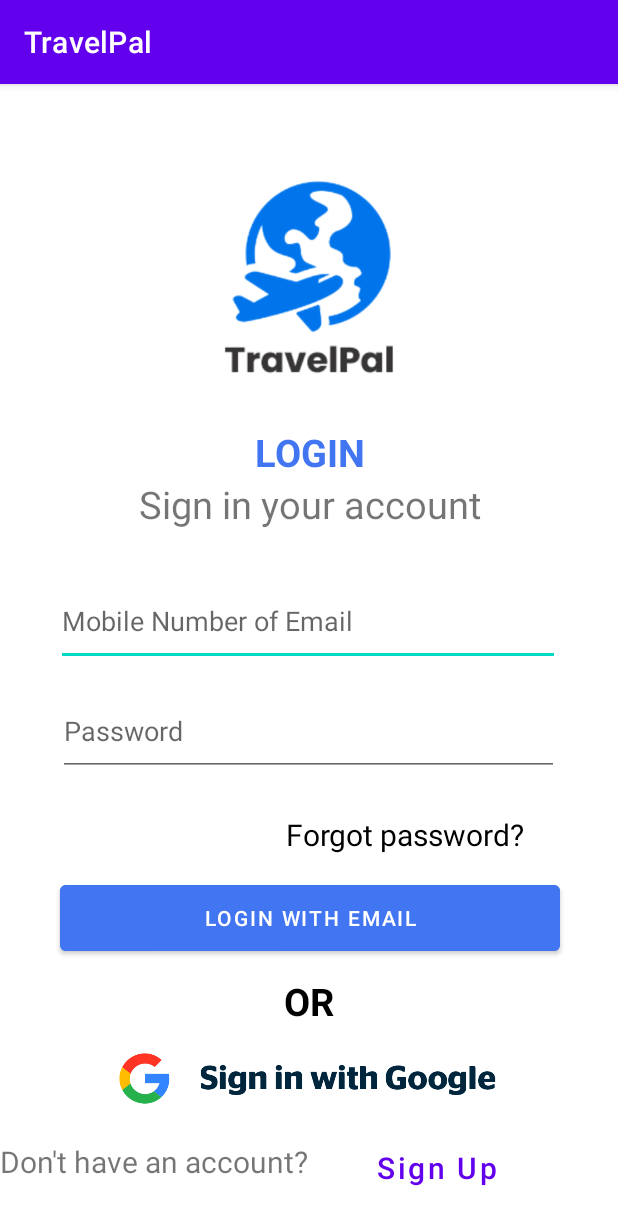
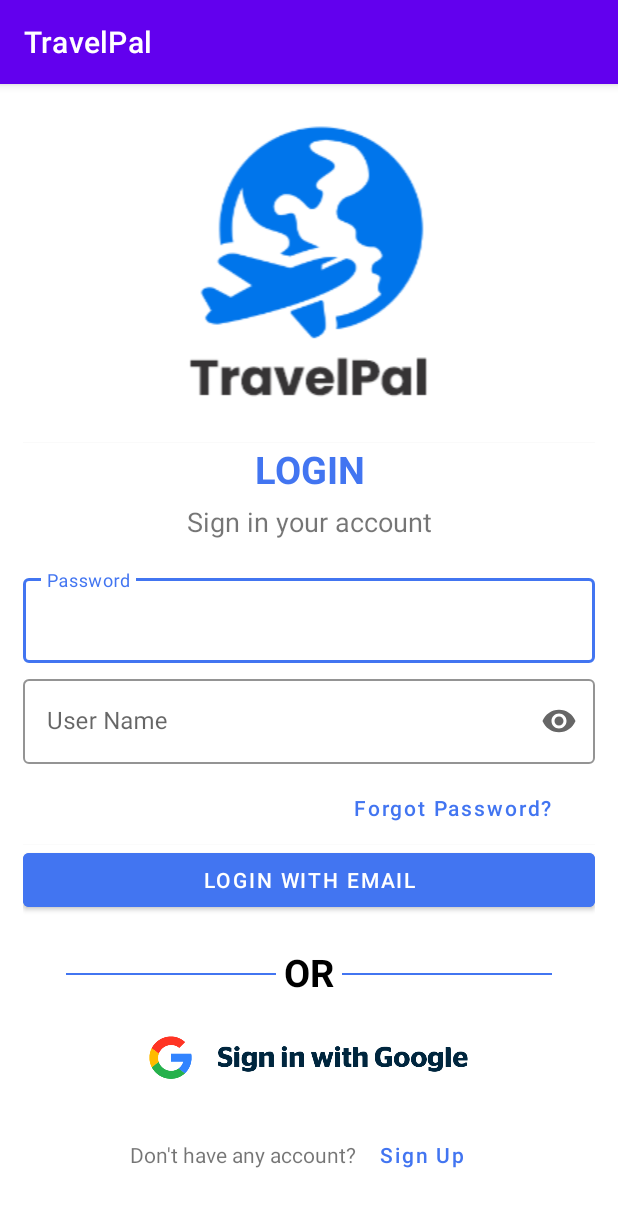
Before and after one commit to vishkalsi/TravelPal, an Android app: the Login screen opened directly, with no data from a screen before it, on a phone screen of 412 x 824 dp. Shown: the top 1225 px of the screen. Run offline under Robolectric (Android 15) with nearby library versions, the phone set to English and light mode, and no system bars.

Commit message:
Login Ui Modified

```diff
--- a/app/src/main/java/com/example/travelpal/Login.java
+++ b/app/src/main/java/com/example/travelpal/Login.java
@@ -15,22 +15,22 @@ public class Login extends AppCompatActivity {
         super.onCreate(savedInstanceState);
         setContentView(R.layout.activity_login);
 
-        TextView textUsername = (TextView) findViewById(R.id.textUsername);
-        TextView textPassword = (TextView) findViewById(R.id.textPassword);
+       // TextView textUsername = (TextView) findViewById(R.id.textUsername);
+        //TextView textPassword = (TextView) findViewById(R.id.textPassword);
 
-        Button loginBtn = (Button) findViewById(R.id.loginBtn);
-
-        loginBtn.setOnClickListener(new View.OnClickListener(){
-
-            @Override
-            public void onClick(View view) {
-                if(textUsername.getText().toString().equals("admin") && textPassword.getText().toString().equals("admin")) {
-                    Toast.makeText(Login.this, "Login Successful", Toast.LENGTH_SHORT).show();
-                } else {
-                    Toast.makeText(Login.this, "Login Failed !!!", Toast.LENGTH_SHORT).show();
-                }
-            }
-        });
+//        Button loginBtn = (Button) findViewById(R.id.loginBtn);
+//
+//        loginBtn.setOnClickListener(new View.OnClickListener(){
+//
+//            @Override
+//            public void onClick(View view) {
+//                if(textUsername.getText().toString().equals("admin") && textPassword.getText().toString().equals("admin")) {
+//                    Toast.makeText(Login.this, "Login Successful", Toast.LENGTH_SHORT).show();
+//                } else {
+//                    Toast.makeText(Login.this, "Login Failed !!!", Toast.LENGTH_SHORT).show();
+//                }
+//            }
+//        });
 
     }
 
--- a/app/src/main/java/com/example/travelpal/RegisterUser.java
+++ b/app/src/main/java/com/example/travelpal/RegisterUser.java
@@ -60,7 +60,6 @@ public class RegisterUser extends AppCompatActivity {
                 if(!ValidateFirstName(first_name) | !ValidateLastName(last_name) | !ValidateEmail(email) | !ValidatePassword(password) )
                 {
                 return;
-
                 }
                 else
                 {
--- a/app/src/main/res/layout/activity_login.xml
+++ b/app/src/main/res/layout/activity_login.xml
@@ -7,182 +7,184 @@
     tools:context=".MainActivity"
     tools:ignore="ExtraText">
 
-
-    <ImageView
-        android:id="@+id/imgThumbnail"
-        android:layout_width="211dp"
-        android:layout_height="138dp"
-        android:src="@drawable/logo_blue"
+    <ScrollView
+        android:layout_width="match_parent"
+        android:layout_height="match_parent"
         app:layout_constraintBottom_toBottomOf="parent"
         app:layout_constraintEnd_toEndOf="parent"
         app:layout_constraintStart_toStartOf="parent"
-        app:layout_constraintTop_toTopOf="parent"
-        app:layout_constraintVertical_bias="0.099"
-        tools:ignore="MissingConstraints"/>
+        app:layout_constraintTop_toTopOf="parent">
+
+        <LinearLayout
+            android:layout_width="match_parent"
+            android:layout_height="wrap_content"
+            android:orientation="vertical"
+            android:padding="15dp">
+
+    <ImageView
+        android:id="@+id/imgTravelPal"
+        android:layout_width="match_parent"
+        android:layout_height="match_parent"
+        android:src="@drawable/logo_blue"
+        android:layout_gravity="center"
+        android:layout_marginTop="10dp"/>
+            <androidx.cardview.widget.CardView
+                android:layout_width="match_parent"
+                android:layout_height="wrap_content"
+                android:layout_marginTop="20dp"
+                android:outlineSpotShadowColor="@color/white"
+               >
+
+                <LinearLayout
+                    android:layout_width="match_parent"
+                    android:layout_height="wrap_content"
+                    android:orientation="vertical">
 
                     <TextView
-        android:id="@+id/login"
+                        android:id="@+id/logintxt"
                         android:layout_width="match_parent"
                         android:layout_height="wrap_content"
                         android:gravity="center"
-        android:text="LOGIN"
+                        android:text="@string/CapLog"
                         android:textColor="@color/PrimaryColor"
-        android:textSize="@dimen/size"
-        android:textStyle="bold"
-        app:layout_constraintBottom_toBottomOf="parent"
-        app:layout_constraintTop_toBottomOf="@+id/imgThumbnail"
-        app:layout_constraintVertical_bias="0.051"
-        tools:ignore="MissingConstraints"
-        tools:layout_editor_absoluteX="0dp"/>
-
+                        android:textSize="25sp"
+                        android:textStyle="bold" />
                     <TextView
-        android:id="@+id/signin1"
+                        android:id="@+id/signtxt"
                         android:layout_width="match_parent"
                         android:layout_height="wrap_content"
                         android:gravity="center"
-        android:text="Sign in your account"
-        android:textSize="@dimen/sizes"
-        app:layout_constraintBottom_toBottomOf="parent"
-        app:layout_constraintTop_toBottomOf="@+id/login"
-        app:layout_constraintVertical_bias="0.0"
-        tools:ignore="MissingConstraints"
-        tools:layout_editor_absoluteX="-16dp" />
+                        android:text="@string/SignAccount"
+                        android:textSize="18sp"
+                        android:layout_marginTop="5dp"/>
 
-    <EditText
-        android:id="@+id/textUsername"
-        android:layout_width="336dp"
-        android:layout_height="59dp"
-        android:ems="10"
-        android:hint="Mobile Number of Email"
-        android:inputType="textPersonName"
-        app:layout_constraintBottom_toBottomOf="parent"
-        app:layout_constraintEnd_toEndOf="parent"
-        app:layout_constraintHorizontal_bias="0.493"
-        app:layout_constraintStart_toStartOf="parent"
-        app:layout_constraintTop_toBottomOf="@+id/signin1"
-        app:layout_constraintVertical_bias="0.076" />
+                    <com.google.android.material.textfield.TextInputLayout
+                        android:id="@+id/til_username"
+                        style="@style/Widget.MaterialComponents.TextInputLayout.OutlinedBox"
+                        android:layout_width="match_parent"
+                        android:layout_height="wrap_content"
+                        app:boxStrokeColor="@color/ButtonPrimaryColor"
+                        app:hintTextColor="@color/ButtonPrimaryColor"
+                        android:hint="@string/password"
+                        app:endIconMode="clear_text"
+                        android:layout_marginTop="20dp">
 
-    <EditText
-        android:id="@+id/textPassword"
-        android:layout_width="334dp"
-        android:layout_height="59dp"
-        android:ems="10"
-        android:hint="@string/hint"
+                    <com.google.android.material.textfield.TextInputEditText
+                        android:id="@+id/log_username"
+                        android:layout_width="match_parent"
+                        android:layout_height="wrap_content" />
+                    </com.google.android.material.textfield.TextInputLayout>
+                    <com.google.android.material.textfield.TextInputLayout
+                        android:id="@+id/til_password"
+                        style="@style/Widget.MaterialComponents.TextInputLayout.OutlinedBox"
+                        android:layout_width="match_parent"
+                        android:layout_height="wrap_content"
+                        app:boxStrokeColor="@color/ButtonPrimaryColor"
+                        app:hintTextColor="@color/ButtonPrimaryColor"
+                        android:hint="@string/user_name"
+                        app:endIconMode="password_toggle"
+                        android:layout_marginTop="5dp">
+
+                    <com.google.android.material.textfield.TextInputEditText
+                        android:id="@+id/log_password"
                         android:inputType="textPassword"
-        app:passwordToggleEnabled="true"
-        app:layout_constraintBottom_toBottomOf="parent"
-        app:layout_constraintEnd_toEndOf="parent"
-        app:layout_constraintHorizontal_bias="0.492"
-        app:layout_constraintStart_toStartOf="parent"
-        app:layout_constraintTop_toBottomOf="@+id/textUsername"
-        app:layout_constraintVertical_bias="0.043" />
-
-    <TextView
-        android:id="@+id/forgotpass"
-        android:layout_width="349dp"
-        android:layout_height="41dp"
-        android:layout_centerHorizontal="true"
-        android:layout_margin="@dimen/margin"
-        android:gravity="right"
-        android:paddingRight="@dimen/padding"
-        android:text="Forgot password?"
-        android:textColor="@color/black"
-        android:textSize="@dimen/txtsize"
-        app:layout_constraintBottom_toTopOf="@+id/loginBtn"
-        app:layout_constraintTop_toBottomOf="@+id/textPassword"
-        app:layout_constraintVertical_bias="1.0"
-        tools:ignore="MissingConstraints"
-        tools:layout_editor_absoluteX="66dp" />
+                        android:layout_width="match_parent"
+                        android:layout_height="wrap_content" />
+                    </com.google.android.material.textfield.TextInputLayout>
 
                     <Button
-        android:id="@+id/loginBtn"
-        android:layout_width="333dp"
-        android:layout_height="56dp"
-        android:layout_marginBottom="@dimen/marginbottom"
-        android:backgroundTint="@color/PrimaryColor"
-        android:text="@string/Email"
-        app:layout_constraintBottom_toBottomOf="parent"
-        app:layout_constraintEnd_toEndOf="parent"
-        app:layout_constraintHorizontal_bias="0.512"
-        app:layout_constraintStart_toStartOf="parent" />
+                        android:id="@+id/textBtn_login"
+                        android:layout_width="wrap_content"
+                        android:layout_height="wrap_content"
+                        android:text="@string/forgot_Password"
+                        android:textAllCaps="false"
+                        android:textColor="@color/ButtonPrimaryColor"
+                        style="@style/Widget.MaterialComponents.Button.TextButton"
+                        android:layout_marginTop="5dp"
+                        android:layout_marginLeft="212dp"
+                        />
+                </LinearLayout>
+            </androidx.cardview.widget.CardView>
 
+            <com.google.android.material.button.MaterialButton
+                android:id="@+id/reg_button"
+                android:layout_width="match_parent"
+                android:layout_height="wrap_content"
+                android:backgroundTint="@color/ButtonPrimaryColor"
+                android:text="@string/Email_Login"
+
+                />
+            <LinearLayout
+                android:layout_width="wrap_content"
+                android:layout_height="wrap_content"
+                android:orientation="horizontal"
+                android:layout_gravity="center"
+                android:layout_marginTop="20dp">
+                <View
+                    android:layout_width="140dp"
+                    android:layout_height="1dp"
+                    android:background="@color/PrimaryColor"
+                    android:layout_marginTop="18dp"
+                    />
                 <TextView
                     android:id="@+id/or"
                     android:layout_width="match_parent"
                     android:layout_height="wrap_content"
-        android:layout_margin="@dimen/margins"
                     android:gravity="center"
-        android:text="OR"
+                    android:text="@string/Or"
                     android:textColor="@color/black"
-        android:textSize="@dimen/txtsizes"
+                    android:textSize="25sp"
                     android:textStyle="bold"
-        app:layout_constraintBottom_toBottomOf="parent"
-        app:layout_constraintTop_toBottomOf="@+id/loginBtn"
-        app:layout_constraintVertical_bias="0.0"
-        tools:ignore="MissingConstraints"
-        tools:layout_editor_absoluteX="9dp" />
+                    android:layout_marginLeft="5dp"
+                    android:layout_marginRight="5dp"
+                    />
+                <View
+                    android:layout_width="140dp"
+                    android:layout_height="1dp"
+                    android:background="@color/PrimaryColor"
+                    android:layout_marginTop="18dp"
+
+                    />
+            </LinearLayout>
+
+
+    <ImageView
+        android:id="@+id/imageView2"
+        android:layout_width="wrap_content"
+        android:layout_height="50dp"
+        android:layout_marginTop="15dp"
+        android:src="@drawable/google"
+        android:layout_gravity="center" />
 
             <LinearLayout
                 android:layout_width="match_parent"
                 android:layout_height="wrap_content"
-        android:gravity="center"
-        android:layout_below="@id/or"
-        tools:ignore="MissingConstraints">
-
-    </LinearLayout>
-
-    <ImageView
-        android:id="@+id/imageView2"
-        android:layout_width="300dp"
-        android:layout_height="70dp"
-        android:src="@drawable/google"
-        app:layout_constraintBottom_toBottomOf="parent"
-        app:layout_constraintEnd_toEndOf="parent"
-        app:layout_constraintHorizontal_bias="0.495"
-        app:layout_constraintStart_toStartOf="parent"
-        app:layout_constraintTop_toBottomOf="@+id/or"
-        app:layout_constraintVertical_bias="0.0" />
-
-    <LinearLayout
-        android:id="@+id/linearLayout"
-        android:layout_width="match_parent"
-        android:layout_height="wrap_content"
-        android:layout_alignParentBottom="true"
+                 android:layout_marginTop="15dp"
                 android:layout_gravity="center_vertical"
                 android:gravity="center"
                 android:orientation="horizontal"
-        app:layout_constraintBottom_toBottomOf="parent"
-        app:layout_constraintTop_toBottomOf="@+id/imageView2"
-        app:layout_constraintVertical_bias="0.806"
-        tools:ignore="MissingConstraints,NotSibling"
-        tools:layout_editor_absoluteX="16dp">
-
-    </LinearLayout>
+                >
 
                 <TextView
                     android:layout_width="wrap_content"
                     android:layout_height="wrap_content"
-        android:layout_marginBottom="@dimen/margns"
-        android:text="Don't have an account?"
-        android:textSize="@dimen/txtsizs"
-        app:layout_constraintBottom_toBottomOf="parent"
-        app:layout_constraintEnd_toStartOf="@+id/textButton"
-        app:layout_constraintHorizontal_bias="1.0"
-        app:layout_constraintStart_toStartOf="parent"></TextView>
-
+                    android:text="@string/AccountDont">
+                </TextView>
                 <Button
-        android:id="@+id/textButtonSignUp"
-        style="@style/Widget.MaterialComponents.Button.TextButton"
+                    android:id="@+id/textBtn_Signup"
                     android:layout_width="wrap_content"
                     android:layout_height="wrap_content"
-        android:layout_marginEnd="72dp"
-        android:text="Sign Up"
+                    android:text="@string/SignUp"
                     android:textAllCaps="false"
-        android:textSize="@dimen/txtsizss"
-        app:layout_constraintBottom_toBottomOf="parent"
-        app:layout_constraintEnd_toEndOf="parent"
-        app:layout_constraintTop_toBottomOf="@+id/imageView2"
-        app:layout_constraintVertical_bias="0.0" />
+                    android:textColor="@color/ButtonPrimaryColor"
+                    style="@style/Widget.MaterialComponents.Button.TextButton"
 
 
+                    />
+            </LinearLayout>
+
+
+        </LinearLayout>
+    </ScrollView>
+
 </androidx.constraintlayout.widget.ConstraintLayout>
--- a/app/src/main/res/layout/activity_register_user.xml
+++ b/app/src/main/res/layout/activity_register_user.xml
@@ -27,8 +27,9 @@
                 android:layout_gravity="center"
                 android:layout_marginTop="10dp"
                 android:src="@drawable/signup">
+            </ImageView>
 
-            </ImageView>
+
             <androidx.cardview.widget.CardView
                 android:layout_width="match_parent"
                 android:layout_height="wrap_content"
--- a/app/src/main/res/layout/forgotpassword.xml
+++ b/app/src/main/res/layout/forgotpassword.xml
@@ -19,7 +19,7 @@
         android:layout_marginLeft="90dp"
         android:layout_marginTop="280dp"
         android:gravity="center"
-        android:text="@string/forgotscreen"
+        android:text="@string/forgot_Password"
         android:textColor="#4275f5"
         android:textSize="28sp"
         android:textStyle="bold" />
--- a/app/src/main/res/values/dimens.xml
+++ b/app/src/main/res/values/dimens.xml
@@ -9,8 +9,8 @@
         <dimen name="margin">0dp</dimen>
         <dimen name="marginbottom">184dp</dimen>
         <dimen name="margins">10dp</dimen>
-        <dimen name="txtsizes">25dp</dimen>
-        <dimen name="txtsizs">20dp</dimen>
+
+
         <dimen name="margns">36dp</dimen>
         <dimen name="marginEnd">32dp</dimen>
         <dimen name="txtsizss">20dp</dimen>
--- a/app/src/main/res/values/strings.xml
+++ b/app/src/main/res/values/strings.xml
@@ -4,7 +4,7 @@
     <string name="title_dashboard">Dashboard</string>
     <string name="title_notifications">Notifications</string>
     <string name="MainText">Your Travel Support Pal</string>
-    <string name="forgotscreen">Forgot Password?</string>
+    <string name="forgot_Password">Forgot Password?</string>
     <string name="buttonfogotpassword">Send Reset Link</string>
     <string name="SigninBTN">Back to Sign-In</string>
     <string name="first_name">First Name</string>
@@ -15,6 +15,12 @@
     <string name="SignUp">Sign Up</string>
     <string name="Joined_Signup">Joined us before?</string>
     <string name="Login">Login</string>
-    <string name="Email">LOGIN WITH EMAIL</string>
+    <string name="Email_Login">LOGIN WITH EMAIL</string>
     <string name="hint">Password</string>
+    <string name="CapLog">LOGIN</string>
+    <string name="SignAccount">Sign in your account</string>
+    <string name="user_name">User Name</string>
+    <string name="Or">OR</string>
+    <string name="AccountDont">Don\'t have any account?</string>
+
 </resources>
```
Lines whose indentation alone changed are shown as unchanged.
